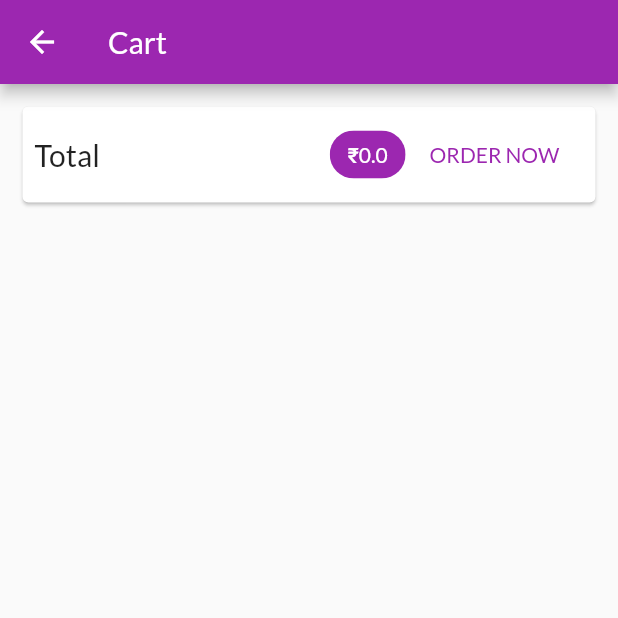
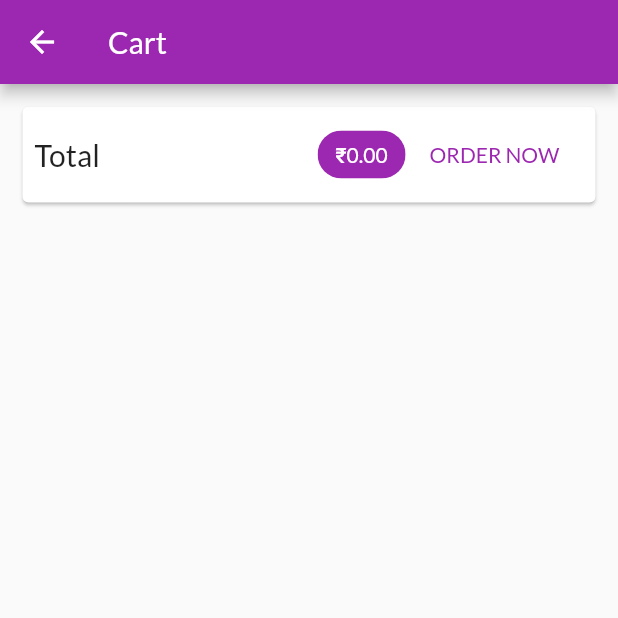
Before and after one commit to prakharmaurya/my_shop, a Flutter app: the CartScreen screen opened by its route, on a phone screen of 412 x 824 dp, the top half of it. Run offline on Flutter 3.47's test engine with Material 2 defaults, Android fonts, the phone set to English and light mode, and no system bars; network calls fail.

Commit message:
Fix: ammont shown on chips fixed to 2 digit

```diff
--- a/lib/screens/cart_screen/cart_screen.dart
+++ b/lib/screens/cart_screen/cart_screen.dart
@@ -34,7 +34,7 @@ class CartScreen extends StatelessWidget {
                   Spacer(),
                   Chip(
                     label: Text(
-                      '₹${cart.getTotalAmmount}',
+                      '₹${cart.getTotalAmmount.toStringAsFixed(2)}',
                       style: TextStyle(
                         color:
                             Theme.of(context).primaryTextTheme.headline6.color,
```
